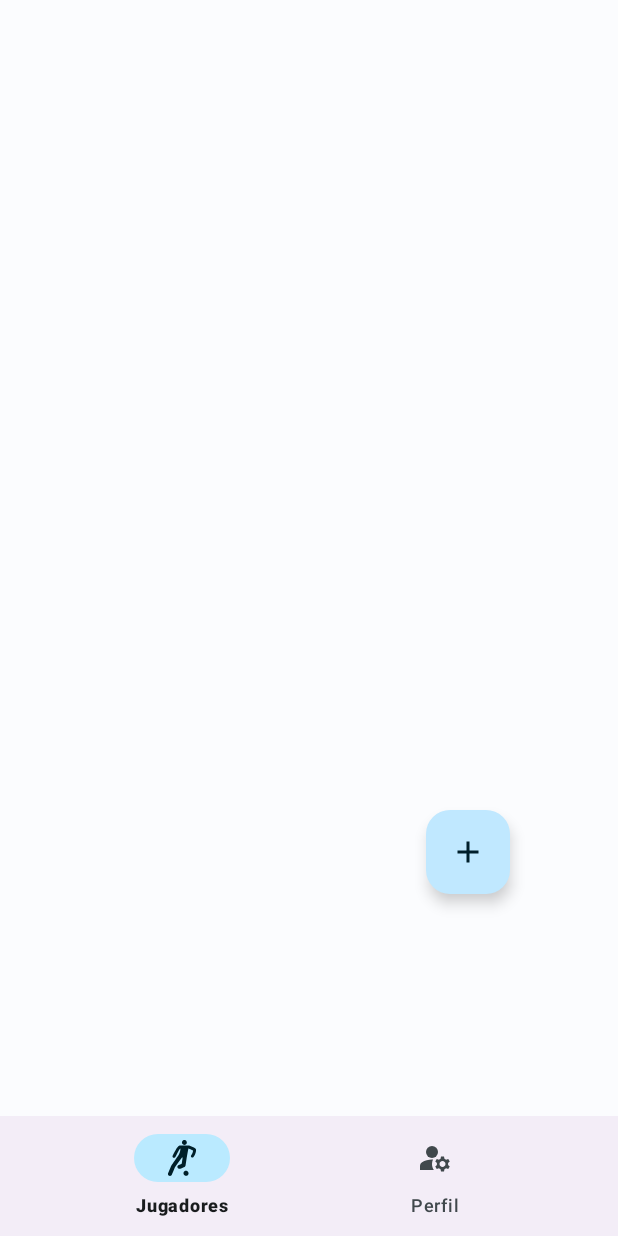
After one commit to squadMe-Proyect/SquadMe-Android, an Android app: the PlayerListFragment screen opened directly, with no data from a screen before it, on a phone screen of 412 x 824 dp. The commit adds this screen. Run offline under Robolectric (Android 15) with nearby library versions, the phone set to English and light mode, and no system bars; our stand-ins replace Dagger/Hilt's generated code, navigation-ui.

Commit message:
Mostrando los datos personales del usuario logueado y creacion del fragmento player. Navegación incluida

```diff
--- a/app/src/main/java/com/example/squadme/MainActivity/MainActivity.kt
+++ b/app/src/main/java/com/example/squadme/MainActivity/MainActivity.kt
@@ -27,6 +27,7 @@ class MainActivity : AppCompatActivity() {
 
         appBarConfiguration = AppBarConfiguration(
             setOf(
+                R.id.playerListFragment,
                 R.id.user_profile
             )
         )
--- /dev/null
+++ b/app/src/main/java/com/example/squadme/MainActivity/playerList/PlayerListFragment.kt
@@ -0,0 +1,36 @@
+package com.example.squadme.MainActivity.playerList
+
+import android.os.Bundle
+import androidx.fragment.app.Fragment
+import android.view.LayoutInflater
+import android.view.View
+import android.view.ViewGroup
+import androidx.navigation.findNavController
+import com.example.squadme.R
+import com.example.squadme.databinding.FragmentPlayerListBinding
+import dagger.hilt.android.AndroidEntryPoint
+
+@AndroidEntryPoint
+class PlayerListFragment : Fragment() {
+
+    private lateinit var binding: FragmentPlayerListBinding
+
+    override fun onCreateView(
+        inflater: LayoutInflater,
+        container: ViewGroup?,
+        savedInstanceState: Bundle?
+    ): View? {
+        binding = FragmentPlayerListBinding.inflate(layoutInflater, container, false)
+        return binding.root
+    }
+
+    override fun onViewCreated(view: View, savedInstanceState: Bundle?) {
+        super.onViewCreated(view, savedInstanceState)
+
+        binding.btnCreationPlayer.setOnClickListener {
+            val action = PlayerListFragmentDirections.actionPlayerListFragmentToPlayerCreationFragment()
+            view.findNavController().navigate(action)
+        }
+    }
+
+}
--- /dev/null
+++ b/app/src/main/res/drawable/add_icon.xml
@@ -0,0 +1,5 @@
+<vector android:height="24dp" android:tint="#000000"
+    android:viewportHeight="24" android:viewportWidth="24"
+    android:width="24dp" xmlns:android="http://schemas.android.com/apk/res/android">
+    <path android:fillColor="@android:color/white" android:pathData="M19,13h-6v6h-2v-6H5v-2h6V5h2v6h6v2z"/>
+</vector>
--- /dev/null
+++ b/app/src/main/res/drawable/player.xml
@@ -0,0 +1,18 @@
+<vector xmlns:android="http://schemas.android.com/apk/res/android"
+    android:width="512dp"
+    android:height="512dp"
+    android:viewportWidth="512"
+    android:viewportHeight="512">
+  <path
+      android:pathData="M281.7,1c-9.9,2.5 -18.3,9.4 -22.9,18.8 -3,6 -3.3,7.5 -3.3,15.7 0,7.8 0.4,9.7 2.8,14.6 10.4,21.4 38.4,26.7 55.4,10.6 2.9,-2.7 6.5,-7.5 8,-10.6 2.4,-4.9 2.8,-6.8 2.8,-14.6 0,-8.2 -0.3,-9.7 -3.3,-15.7 -5.6,-11.5 -16.2,-18.6 -28.9,-19.3 -3.7,-0.2 -8.5,-0 -10.6,0.5z"
+      android:fillColor="#000000"
+      android:strokeColor="#00000000"/>
+  <path
+      android:pathData="M224.4,78.9c-1.6,0.4 -5.4,2 -8.2,3.6 -15.6,8.5 -31.8,27.3 -48.1,56 -12.1,21.2 -45.9,86.1 -47,90.2 -1.8,6.5 0.9,15.2 6.1,20 8.2,7.7 23.6,6.7 30.2,-2.1 1.4,-1.7 12.5,-22.2 24.8,-45.6 12.4,-23.4 24,-45 25.9,-48 6.2,-10.2 14.7,-21.5 20.3,-27l5.6,-5.4 0,3.4c0,6.1 -2,21.1 -4.1,31.5 -3.2,15.5 -10.3,35.8 -18,51.5 -6.3,13 -10.8,19.7 -54.8,80.8 -26.3,36.7 -49,68.5 -50.4,70.7 -1.4,2.2 -13.3,29.4 -26.4,60.5l-23.8,56.5 0,8c0,7 0.4,8.7 3,13.4 1.6,2.9 4.5,6.6 6.5,8.2 4.4,3.6 12.8,6.9 17.9,6.9 8.5,-0 18.3,-4.8 23.1,-11.3 1.4,-1.7 12.8,-27.8 25.5,-57.9l23,-54.7 50.2,-70 50.3,-69.9 4.2,1c2.3,0.5 4.4,1.1 4.7,1.4 0.4,0.4 -11.9,86.5 -12.4,87.2 -0.2,0.2 -10.8,4.3 -23.6,9.2 -12.8,5 -24.9,10.1 -27,11.6 -6.8,4.7 -11.9,14.5 -11.9,22.9 0,11.7 8.2,23.4 18.9,27 9.8,3.2 14,2.2 50.5,-11.8 18.1,-7 34.5,-13.9 36.4,-15.3 4,-3.1 8.9,-10.4 10.2,-15.4 0.5,-1.9 5,-31.9 10,-66.5 7,-47.8 11.8,-77 20.2,-121 6,-31.9 11.1,-58.1 11.1,-58.1 0.8,-0.6 51.3,21.4 60.3,26.3l6.2,3.4 -1.9,8.7c-4.8,22.1 -13.2,42.4 -22.3,54 -5.8,7.3 -7.7,13.3 -6.4,20.1 2.5,13.4 17.6,20.9 29.7,14.6 11.6,-5.9 27.2,-33.3 35.6,-62 5.4,-18.5 6.9,-27.5 7,-40 0,-10.6 -0.3,-12.5 -2.3,-16.2 -5.4,-10.2 -25.8,-21.6 -78.6,-43.7l-17.1,-7.1 -65,-0.2c-35.7,-0.1 -66.4,0.2 -68.1,0.6z"
+      android:fillColor="#000000"
+      android:strokeColor="#00000000"/>
+  <path
+      android:pathData="M301.4,438.8c-14.9,5.3 -24.5,18.9 -24.5,34.7 0,16.6 10.1,30.2 26.1,34.9 10.4,3.1 21.3,1.3 30.7,-5.1 8.3,-5.6 13.3,-13.5 15.2,-23.9 2.9,-15.6 -6.1,-32.5 -20.7,-39.2 -7.5,-3.4 -19.3,-4 -26.8,-1.4z"
+      android:fillColor="#000000"
+      android:strokeColor="#00000000"/>
+</vector>
--- /dev/null
+++ b/app/src/main/res/layout/fragment_player_list.xml
@@ -0,0 +1,24 @@
+<?xml version="1.0" encoding="utf-8"?>
+<androidx.constraintlayout.widget.ConstraintLayout xmlns:android="http://schemas.android.com/apk/res/android"
+    xmlns:app="http://schemas.android.com/apk/res-auto"
+    xmlns:tools="http://schemas.android.com/tools"
+    android:layout_width="match_parent"
+    android:layout_height="match_parent"
+    android:id="@+id/playerListFragment"
+    tools:context=".MainActivity.playerList.PlayerListFragment">
+
+    <com.google.android.material.floatingactionbutton.FloatingActionButton
+        android:id="@+id/btn_creationPlayer"
+        android:layout_width="wrap_content"
+        android:layout_height="wrap_content"
+        android:src="@drawable/add_icon"
+        android:contentDescription="Jugador"
+        android:layout_marginTop="540dp"
+        android:layout_marginEnd="72dp"
+        app:layout_constraintEnd_toEndOf="parent"
+        app:layout_constraintTop_toTopOf="parent">
+
+    </com.google.android.material.floatingactionbutton.FloatingActionButton>
+
+
+</androidx.constraintlayout.widget.ConstraintLayout>
--- a/app/src/main/res/menu/bottom_nav_menu.xml
+++ b/app/src/main/res/menu/bottom_nav_menu.xml
@@ -1,6 +1,7 @@
 <?xml version="1.0" encoding="utf-8"?>
 <menu xmlns:android="http://schemas.android.com/apk/res/android">
 
+    <item android:id="@+id/player" android:title="Jugadores" android:icon="@drawable/player"></item>
     <item android:id="@+id/profile" android:title="Perfil" android:icon="@drawable/user_profile"></item>
 
 </menu>
--- a/app/src/main/res/navigation/main_nav_graph.xml
+++ b/app/src/main/res/navigation/main_nav_graph.xml
@@ -1,8 +1,9 @@
 <?xml version="1.0" encoding="utf-8"?>
 <navigation xmlns:android="http://schemas.android.com/apk/res/android"
     xmlns:app="http://schemas.android.com/apk/res-auto"
-    app:startDestination="@id/user_profile"
+    app:startDestination="@id/player"
     android:id="@+id/main_nav_graph">
 
+    <include app:graph="@navigation/player"></include>
     <include app:graph="@navigation/user_profile"></include>
 </navigation>
--- /dev/null
+++ b/app/src/main/res/navigation/player.xml
@@ -0,0 +1,22 @@
+<?xml version="1.0" encoding="utf-8"?>
+<navigation xmlns:android="http://schemas.android.com/apk/res/android"
+    xmlns:app="http://schemas.android.com/apk/res-auto"
+    xmlns:tools="http://schemas.android.com/tools"
+    android:id="@+id/player"
+    app:startDestination="@id/playerListFragment">
+
+    <fragment
+        android:id="@+id/playerListFragment"
+        android:name="com.example.squadme.MainActivity.playerList.PlayerListFragment"
+        android:label="fragment_player_list"
+        tools:layout="@layout/fragment_player_list" >
+        <action
+            android:id="@+id/action_playerListFragment_to_playerCreationFragment"
+            app:destination="@id/playerCreationFragment" />
+    </fragment>
+    <fragment
+        android:id="@+id/playerCreationFragment"
+        android:name="com.example.squadme.MainActivity.playerCreation.PlayerCreationFragment"
+        android:label="fragment_player_creation"
+        tools:layout="@layout/fragment_player_creation" />
+</navigation>
--- a/app/src/main/res/navigation/user_profile.xml
+++ b/app/src/main/res/navigation/user_profile.xml
@@ -2,11 +2,12 @@
 <navigation xmlns:android="http://schemas.android.com/apk/res/android"
     xmlns:app="http://schemas.android.com/apk/res-auto"
     xmlns:tools="http://schemas.android.com/tools"
-    android:id="@+id/user_profile"
-    app:startDestination="@id/user_profileFragment">
+    android:id="@+id/profile"
+    app:startDestination="@id/user_profile">
 
     <fragment
-        android:id="@+id/user_profileFragment"
+
+        android:id="@+id/user_profile"
         android:name="com.example.squadme.MainActivity.UserProfile.user_profileFragment"
         android:label="fragment_user_profile"
         tools:layout="@layout/fragment_user_profile" />
```
Also changed, not shown: app/src/main/java/com/example/squadme/LoginRegister/Fragments/LoginFragment.kt (+6 -2 lines), app/src/main/java/com/example/squadme/LoginRegister/Fragments/RegisterFragment.kt (+24 -80 lines), app/src/main/java/com/example/squadme/MainActivity/UserProfile/user_profileFragment.kt (+56 -2 lines), app/src/main/java/com/example/squadme/MainActivity/playerCreation/PlayerCreationFragment.kt (added, +30 -0 lines), app/src/main/res/layout/fragment_player_creation.xml (added, +14 -0 lines).
